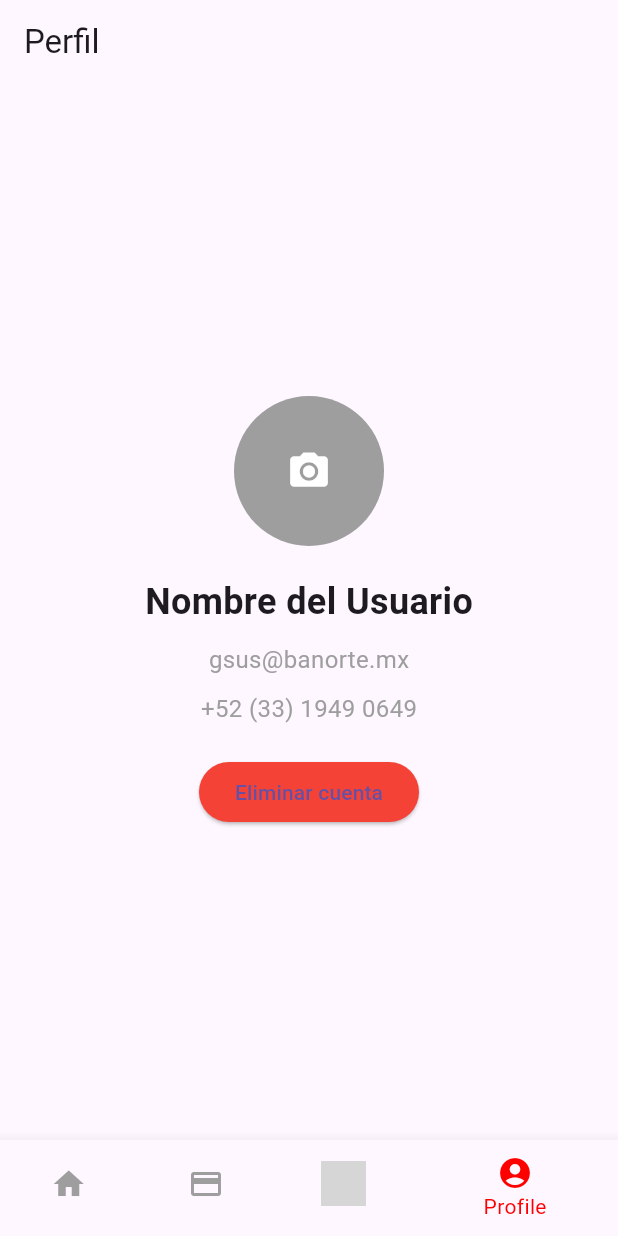
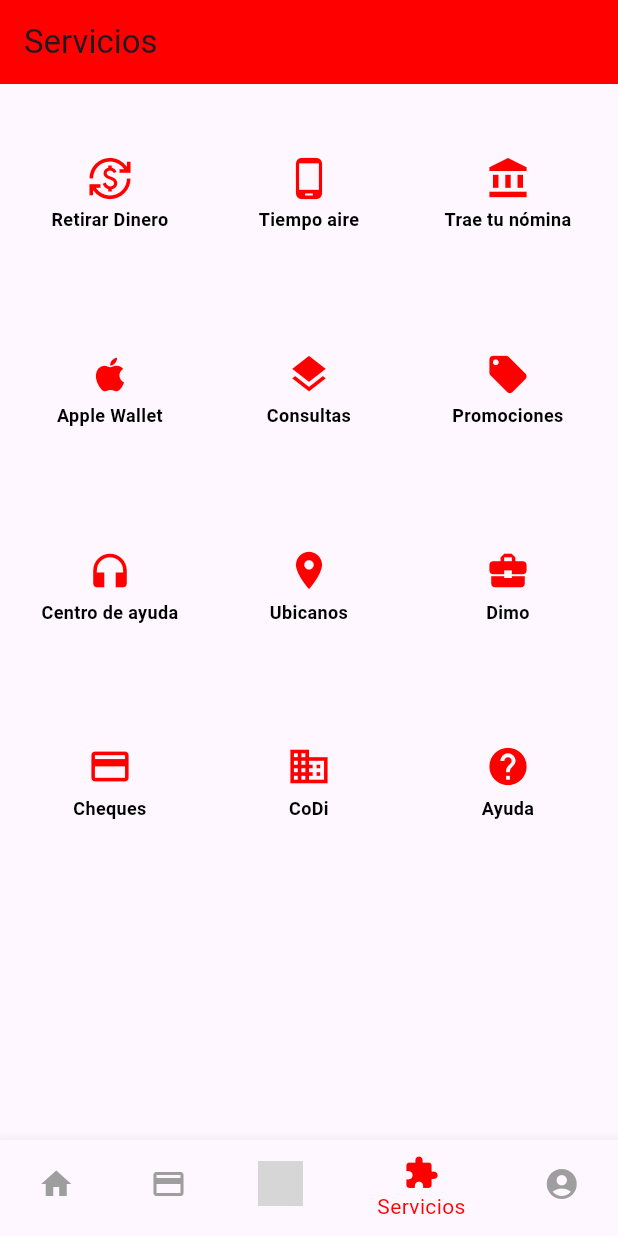
Before and after one commit to Jesus-G-C/4BitsBanorte, a Flutter app: the DashboardScreen screen opened directly, item 4 of the bottom bar chosen, on a phone screen of 412 x 824 dp. Run offline on Flutter 3.47's test engine with Material 3 defaults, Android fonts, the phone set to English and light mode, and no system bars; our stand-ins replace flutter_local_notifications, image_picker, local_auth; missing offline and left inert: screen_protector; grey boxes are pictures that could not be loaded.

Commit message:
Update Se hace update de la pantalla de prelogin y se añade pantalla de servicios

```diff
--- a/banorte_app/lib/main.dart
+++ b/banorte_app/lib/main.dart
@@ -27,7 +27,7 @@
   }
 
   Future<void> _protectScreen() async {
-    //await ScreenProtector.preventScreenshotOn(); // Or use preventScreenshotOn(), preventScreenRecordOn()
+    await ScreenProtector.preventScreenshotOn(); // Or use preventScreenshotOn(), preventScreenRecordOn()
   }
 
   @override
--- /dev/null
+++ b/banorte_app/lib/screens/services_screen.dart
@@ -0,0 +1,116 @@
+import 'package:flutter/material.dart';
+
+class ServicesScreen extends StatelessWidget {
+  const ServicesScreen({Key? key}) : super(key: key);
+
+  @override
+  Widget build(BuildContext context) {
+    return Scaffold(
+      appBar: AppBar(
+        title: const Text('Servicios'),
+        backgroundColor: const Color(0xFFFF0000), // Color de fondo de la appBar
+      ),
+      body: GridView.builder(
+        gridDelegate: const SliverGridDelegateWithFixedCrossAxisCount(
+          crossAxisCount: 3, // Número de iconos por fila
+          crossAxisSpacing: 2, // Espacio horizontal más pequeño entre los íconos
+          mainAxisSpacing: 0.1, // Espacio vertical más pequeño entre los íconos
+          childAspectRatio: 1, // Relación de aspecto de cada celda (icono + texto)
+        ),
+        padding: const EdgeInsets.all(8), // Padding más pequeño para mayor compresión
+        itemCount: 12,
+        itemBuilder: (context, index) {
+          // Lista de iconos y textos
+          List<Map<String, dynamic>> services = [
+            {'icon': Icons.currency_exchange, 'text': 'Retirar Dinero'},
+            {'icon': Icons.phone_android, 'text': 'Tiempo aire'},
+            {'icon': Icons.account_balance, 'text': 'Trae tu nómina'},
+            {'icon': Icons.apple, 'text': 'Apple Wallet'},
+            {'icon': Icons.layers, 'text': 'Consultas'},
+            {'icon': Icons.local_offer, 'text': 'Promociones'},
+            {'icon': Icons.headphones, 'text': 'Centro de ayuda'},
+            {'icon': Icons.location_on, 'text': 'Ubicanos'},
+            {'icon': Icons.business_center, 'text': 'Dimo'},
+            {'icon': Icons.credit_card, 'text': 'Cheques'},
+            {'icon': Icons.business, 'text': 'CoDi'},
+            {'icon': Icons.help, 'text': 'Ayuda'},
+          ];
+
+          return ServiceIcon(
+            icon: services[index]['icon'],
+            text: services[index]['text'],
+            onTap: () {
+              // Acción a realizar cuando se toca el icono
+            },
+          );
+        },
+      ),
+    );
+  }
+}
+
+class ServiceIcon extends StatefulWidget {
+  final IconData icon;
+  final String text;
+  final VoidCallback onTap;
+
+  const ServiceIcon({
+    Key? key,
+    required this.icon,
+    required this.text,
+    required this.onTap,
+  }) : super(key: key);
+
+  @override
+  _ServiceIconState createState() => _ServiceIconState();
+}
+
+class _ServiceIconState extends State<ServiceIcon> {
+  // Variable que controla la escala del icono al ser presionado
+  double _scale = 1.0;
+
+  @override
+  Widget build(BuildContext context) {
+    return GestureDetector(
+      onTapDown: (_) {
+        setState(() {
+          _scale = 0.9; // Reducir el tamaño del icono al ser tocado
+        });
+      },
+      onTapUp: (_) {
+        setState(() {
+          _scale = 1.0; // Restaurar el tamaño original
+        });
+        widget.onTap(); // Ejecutar la acción del icono
+      },
+      onTapCancel: () {
+        setState(() {
+          _scale = 1.0; // Restaurar el tamaño original si se cancela la acción
+        });
+      },
+      child: Transform.scale(
+        scale: _scale, // Aplicar la animación de escala
+        child: Column(
+          mainAxisAlignment: MainAxisAlignment.center,
+          children: [
+            Icon(
+              widget.icon,
+              size: 30, // Tamaño de icono más pequeño
+              color: const Color(0xFFFF0000), // Color rojo para los iconos
+            ),
+            const SizedBox(height: 4), // Menor espacio entre el ícono y el texto
+            Text(
+              widget.text,
+              textAlign: TextAlign.center,
+              style: const TextStyle(
+                fontSize: 12, // Texto un poco más pequeño
+                color: Colors.black,
+                fontWeight: FontWeight.w600,
+              ),
+            ),
+          ],
+        ),
+      ),
+    );
+  }
+}
--- a/banorte_app/pubspec.yaml
+++ b/banorte_app/pubspec.yaml
@@ -61,6 +61,7 @@
   assets:
     - assets/maya.jpg
     - assets/maya_logo.png
+    - assets/banorte_logo.png
 
   # The following line ensures that the Material Icons font is
   # included with your application, so that you can use the icons in
```
Also changed, not shown: banorte_app/lib/screens/dashboard_screen.dart (+35 -3 lines), banorte_app/lib/screens/pre_login_screen.dart (+112 -50 lines), banorte_app/assets/banorte_logo.png (added), banorte_app/lib/screens/maya_screen.dart (line endings or trailing spaces), banorte_app/lib/screens/my_cards_screen.dart (line endings or trailing spaces), banorte_app/pubspec.lock.
